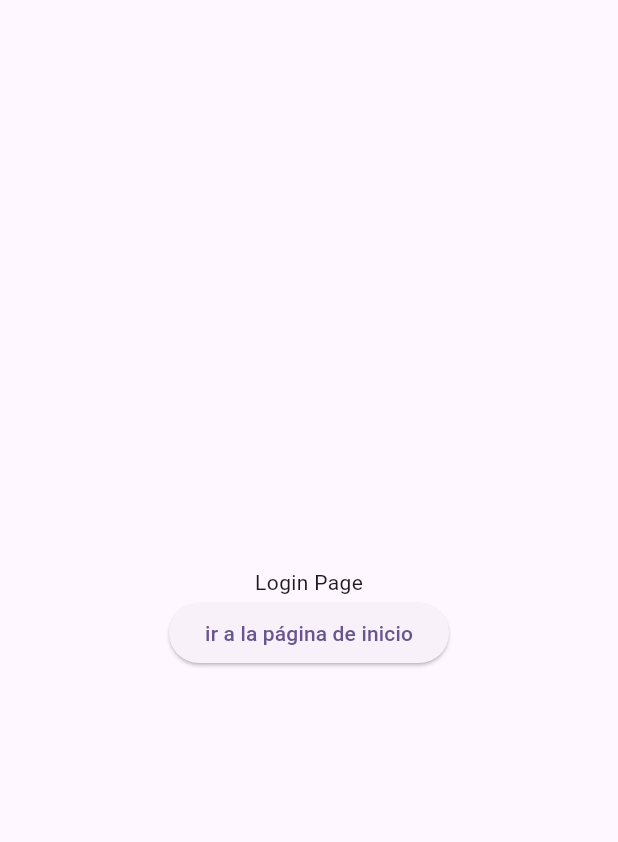
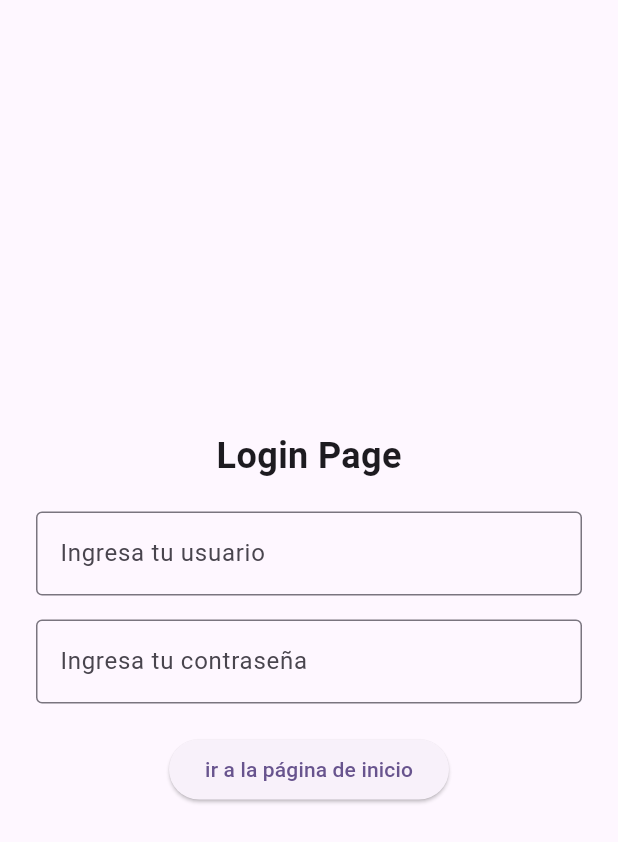
Before and after one commit to salasrincondavid-blip/Broly, a Flutter app: the screen it shows after launch, after a tap on "Iniciar Sesión", on a phone screen of 412 x 824 dp. Shown: the top 842 px of the screen. Run offline on Flutter 3.47's test engine with Material 3 defaults, Android fonts, the phone set to English and light mode, and no system bars.

Commit message:
Login revisado

```diff
--- a/lib/login.dart
+++ b/lib/login.dart
@@ -7,16 +7,29 @@ class Login extends StatelessWidget {
   @override
   Widget build(BuildContext context) {
     return Scaffold(
-      body: Center(
+      body: Padding(
+        padding: const EdgeInsets.all(24.0),
+        child: Center(
           child: Column(
             mainAxisAlignment: MainAxisAlignment.center,
             children: [
-            const Text('Login Page'),
+              const Text(
+                'Login Page',
+                style: TextStyle(fontSize: 24, fontWeight: FontWeight.bold),
+              ),
+              const SizedBox(height: 20),
+
+              const CustomTextField(),
+
+              const SizedBox(height: 20),
               ElevatedButton(
                 onPressed: () {
                   Navigator.push(
                     context,
-                  MaterialPageRoute(builder: (context) => const MyHomePage(title: 'Flutter Demo Home Page')),
+                    MaterialPageRoute(
+                      builder: (context) =>
+                          const MyHomePage(title: 'Flutter Demo Home Page'),
+                    ),
                   );
                 },
                 child: const Text('ir a la página de inicio'),
@@ -24,20 +37,33 @@ class Login extends StatelessWidget {
             ],
           ),
         ),
+      ),
     );
   }
 }
 
-class textfield extends StatelessWidget {
-  const textfield({super.key});
+class CustomTextField extends StatelessWidget {
+  const CustomTextField({super.key});
 
   @override
   Widget build(BuildContext context) {
-    return TextField(
-      decoration: InputDecoration(
+    return Column(
+      children: [
+        TextField(
+          decoration: const InputDecoration(
             border: OutlineInputBorder(),
-        labelText: 'Enter your username',
+            labelText: 'Ingresa tu usuario',
           ),
+        ),
+        const SizedBox(height: 16),
+        TextField(
+          obscureText: true,
+          decoration: const InputDecoration(
+            border: OutlineInputBorder(),
+            labelText: 'Ingresa tu contraseña',
+          ),
+        ),
+      ],
     );
   }
 }
```
Lines whose indentation alone changed are shown as unchanged.
